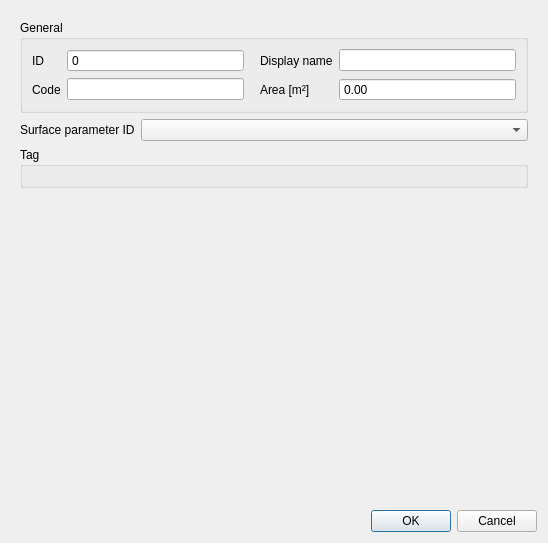
This is threedi_schematisation_editor/forms/ui/surface.ui in nens/threedi-schematisation-editor as Qt 5 draws it before an edit. The edited form follows.
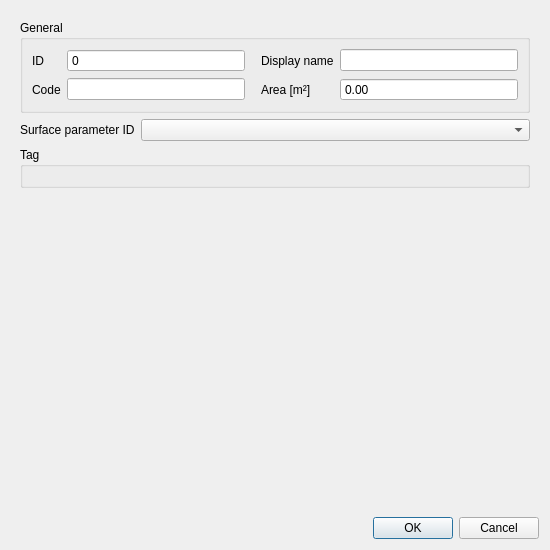
This is the edited form.

The edit to the form file:
```diff
--- a/threedi_schematisation_editor/forms/ui/surface.ui
+++ b/threedi_schematisation_editor/forms/ui/surface.ui
@@ -6,8 +6,8 @@
    <rect>
     <x>0</x>
     <y>0</y>
-    <width>548</width>
-    <height>543</height>
+    <width>550</width>
+    <height>550</height>
    </rect>
   </property>
   <property name="windowTitle">
@@ -37,8 +37,8 @@
        <rect>
         <x>0</x>
         <y>0</y>
-        <width>530</width>
-        <height>496</height>
+        <width>532</width>
+        <height>503</height>
        </rect>
       </property>
       <layout class="QGridLayout" name="gridLayout_2">
```
Left out of the diff: 5 changed lines with no effect on the pictures.
